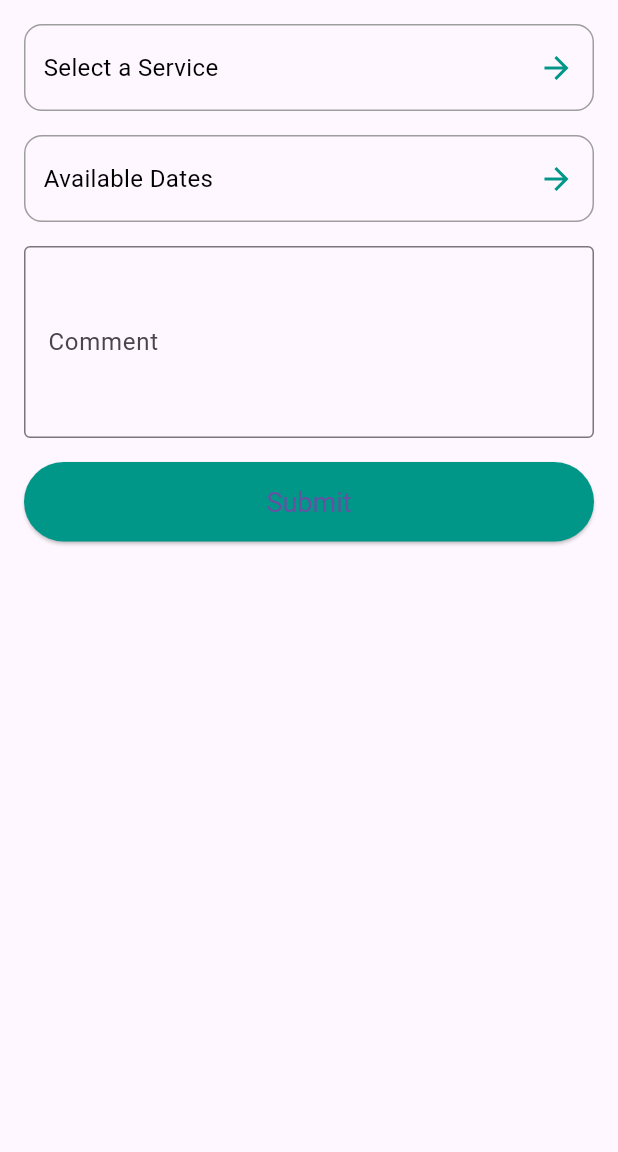
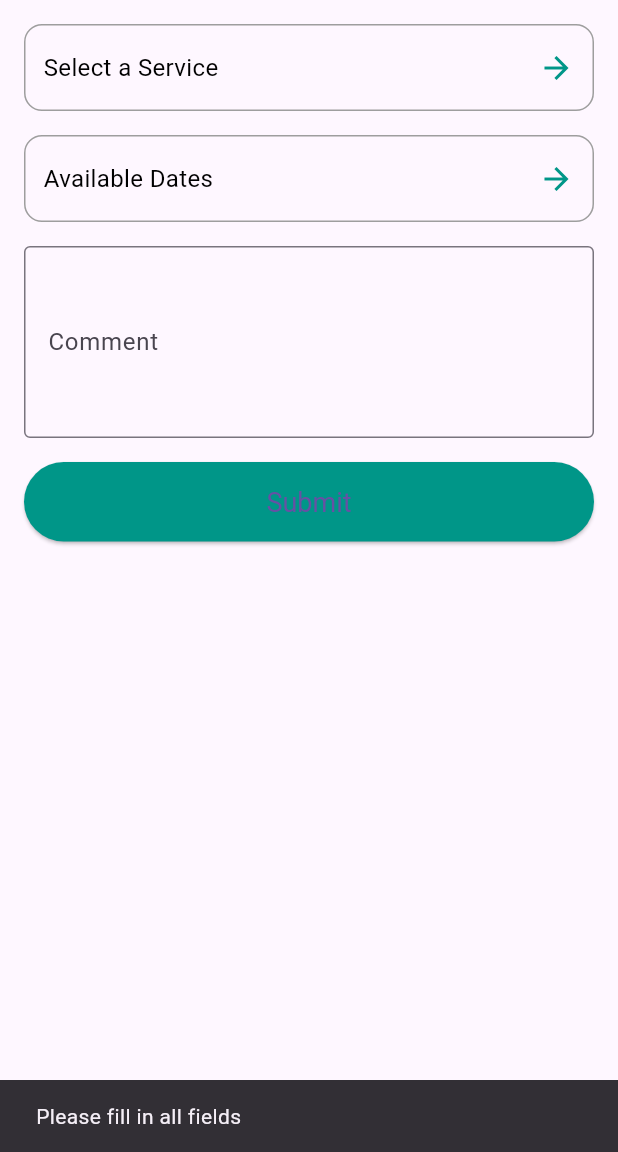
Before and after one commit to LinChongHui/PKU-APPOINTMENT-SYSTEM, a Flutter app: the screen it shows after launch, after a tap on "Submit", on a phone screen of 412 x 824 dp, the part 84-1236 px from its top. Run offline on Flutter 3.47's test engine with Material 3 defaults, Android fonts, the phone set to English and light mode, and no system bars; our stand-ins replace cloud_firestore, firebase_auth, firebase_core; accounts and stored records are empty.

Commit message:
store appointment details in the database

```diff
--- a/lib/Screen/AppointmentPage.dart
+++ b/lib/Screen/AppointmentPage.dart
@@ -2,6 +2,7 @@ import 'package:appointment_system2/Widgets/appbar_and_backarrow.dart';
 import 'package:appointment_system2/Widgets/custom_button.dart';
 import 'package:flutter/material.dart';
 import 'package:intl/intl.dart';
+import 'package:appointment_system2/services/firebase_Appointmentpage.dart';
 
 class AppointmentPage extends StatefulWidget {
   const AppointmentPage({super.key});
@@ -14,6 +15,8 @@ class _AppointmentPageState extends State<AppointmentPage> {
   String? selectedService;
   String? selectedDate;
   String? selectedTime;
+  final TextEditingController _commentController = TextEditingController();
+  final FirebaseService _firebaseService = FirebaseService();
 
   @override
   Widget build(BuildContext context) {
@@ -27,7 +30,6 @@ class _AppointmentPageState extends State<AppointmentPage> {
         child: Column(
           crossAxisAlignment: CrossAxisAlignment.stretch,
           children: [
-            // Select a Service Button with Forward Arrow
             CustomButton(
               text: selectedService ?? 'Select a Service',
               onTap: () async {
@@ -41,8 +43,6 @@ class _AppointmentPageState extends State<AppointmentPage> {
               },
             ),
             const SizedBox(height: 16),
-
-            // Available Dates Button with Forward Arrow
             CustomButton(
               text: selectedDate != null && selectedTime != null
                   ? '$selectedDate, $selectedTime'
@@ -60,17 +60,14 @@ class _AppointmentPageState extends State<AppointmentPage> {
               },
             ),
             const SizedBox(height: 16),
-
-            // Comment Text Field
-            const TextField(
-              decoration: InputDecoration(
+            TextField(
+              controller: _commentController,
+              decoration: const InputDecoration(
                 labelText: 'Comment',
                 border: OutlineInputBorder(),
               ),
               maxLines: 4,
             ),
-
-            // Submit Button
             const SizedBox(height: 16),
             ElevatedButton(
               style: ElevatedButton.styleFrom(
@@ -78,8 +75,35 @@ class _AppointmentPageState extends State<AppointmentPage> {
                 padding: const EdgeInsets.symmetric(vertical: 16),
                 textStyle: const TextStyle(fontSize: 18),
               ),
-              onPressed: () {
-                // Handle submit action here, like saving data or performing an action
+              onPressed: () async {
+                if (selectedService != null &&
+                    selectedDate != null &&
+                    selectedTime != null &&
+                    _commentController.text.isNotEmpty) {
+                  print(
+                      "Service: $selectedService, Date: $selectedDate, Time: $selectedTime, Comment: ${_commentController.text}"); // Debug print
+
+                  // Call the backend function to create the appointment
+                  await _firebaseService.createAppointment(
+                    selectedService!,
+                    selectedDate!,
+                    selectedTime!,
+                    _commentController.text,
+                  );
+
+                  ScaffoldMessenger.of(context).showSnackBar(
+                    const SnackBar(
+                        content: Text("Appointment added successfully")),
+                  );
+
+                  // Navigate back to the homepage and clear the navigation stack
+                  Navigator.of(context)
+                      .pushNamedAndRemoveUntil('/homepage', (route) => false);
+                } else {
+                  ScaffoldMessenger.of(context).showSnackBar(
+                    const SnackBar(content: Text("Please fill in all fields")),
+                  );
+                }
               },
               child: const Text('Submit'),
             ),
--- a/pubspec.yaml
+++ b/pubspec.yaml
@@ -42,6 +42,7 @@ dependencies:
   path_provider: ^2.0.11
   equatable: ^2.0.3
   cloud_firestore: ^5.4.5
+  firebase_auth: ^5.3.2
 
 dev_dependencies:
   flutter_test:
```
Also changed, not shown: lib/services/firebase_Appointmentpage.dart (+31 -24 lines), pubspec.lock, 4 other files.
